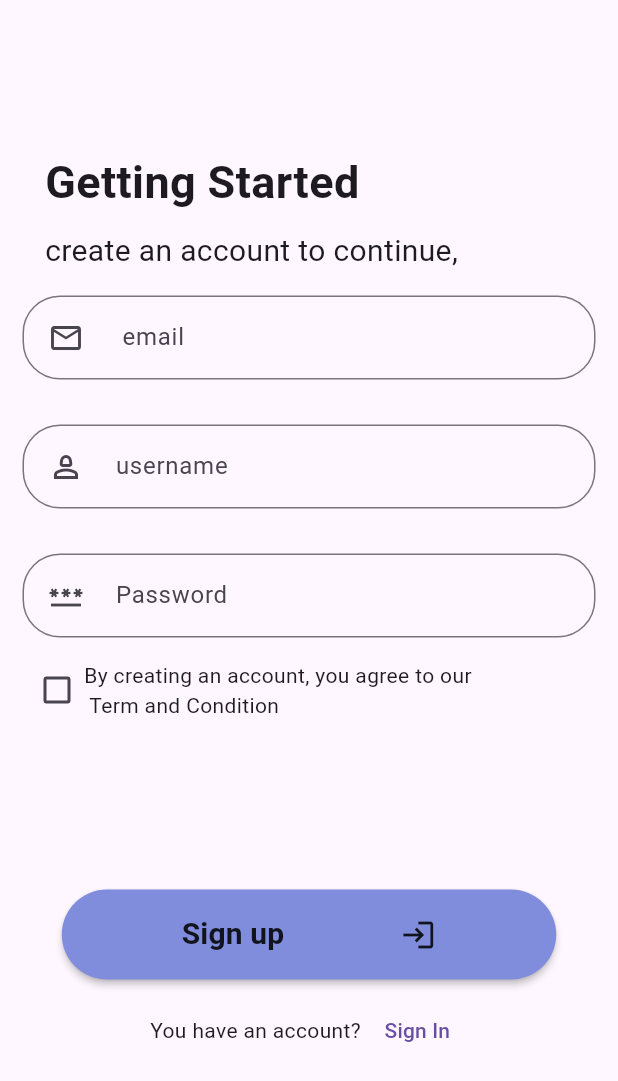
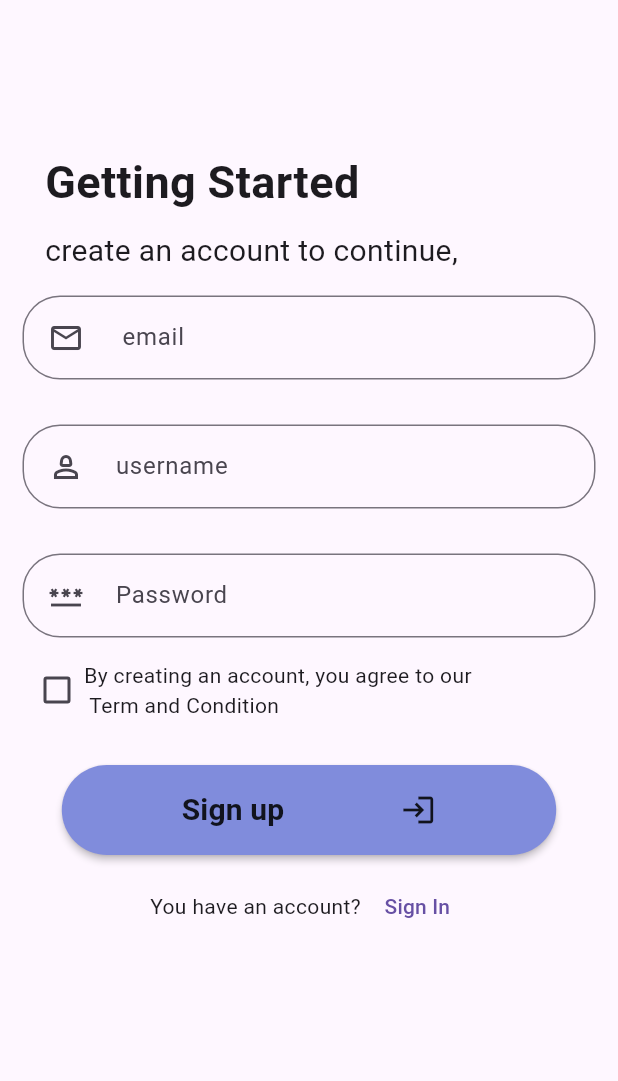
Before and after one commit to ETdan/Clothing-Store-App, a Flutter app: the AdminLogin screen opened directly, after a tap on "User Login", after a tap on "Sign Up", on a phone screen of 412 x 824 dp. Shown: the top 1081 px of the screen. Run offline on Flutter 3.47's test engine with Material 3 defaults, Android fonts, the light colour scheme and no system bars; our stand-ins replace carousel_slider, cloud_firestore, firebase_auth, firebase_core, firebase_storage, google_nav_bar and 5 more; missing offline and left inert: firebase_app_check, flutter_paypal_payment; accounts and stored records are empty.

Commit message:
updated UI optimization

```diff
--- a/app/lib/adminSide/adminLogin.dart
+++ b/app/lib/adminSide/adminLogin.dart
@@ -35,8 +35,8 @@ class _AdminLoginState extends State<AdminLogin> {
     FirebaseFirestore _firestore = FirebaseFirestore.instance;
     return Scaffold(
       body: SafeArea(
-        child: Column(
-          crossAxisAlignment: CrossAxisAlignment.start,
+        child: ListView(
+          shrinkWrap: false,
           children: [
             Padding(
               padding: const EdgeInsets.only(
@@ -106,9 +106,8 @@ class _AdminLoginState extends State<AdminLogin> {
               ),
               maxLines: 1,
             ),
-            Flexible(
-              child: Container(),
-              flex: 1,
+            SizedBox(
+              height: 20,
             ),
             Row(
               mainAxisAlignment: MainAxisAlignment.spaceAround,
--- a/app/lib/screens/bottomBarScreens/Home.dart
+++ b/app/lib/screens/bottomBarScreens/Home.dart
@@ -400,7 +400,8 @@ class _buildAdvertiseState extends State<buildAdvertise> {
                       Positioned(
                         left: 120,
                         child: likeAnimation(
-                          snap: widget.like,
+                          product: widget.like,
+                          snap: FirebaseAuth.instance.currentUser!,
                         ),
                       ),
                     ],
--- a/app/lib/screens/bottomBarScreens/product.dart
+++ b/app/lib/screens/bottomBarScreens/product.dart
@@ -136,7 +136,7 @@ class _productScreenState extends State<productScreen> {
                                           onPressed: () async {
                                             await authMethod().deletingcarts(
                                               snapshot.data!.docs[index]
-                                                  ['userID'],
+                                                  ['userId'],
                                             );
                                             showSnack('Deleted!', context);
                                           },
--- a/app/lib/screens/login.dart
+++ b/app/lib/screens/login.dart
@@ -33,9 +33,7 @@ class _signinState extends State<signin> {
     FirebaseFirestore _firestore = FirebaseFirestore.instance;
     return Scaffold(
       body: SafeArea(
-        child: Container(
-          child: Column(
-            crossAxisAlignment: CrossAxisAlignment.start,
+        child: ListView(
           children: [
             Padding(
               padding: const EdgeInsets.only(
@@ -104,6 +102,9 @@ class _signinState extends State<signin> {
                 Icons.shopping_bag_rounded,
               ),
               maxLines: 1,
+            ),
+            SizedBox(
+              height: 30,
             ),
             Flexible(
               child: Container(),
@@ -225,7 +226,6 @@ class _signinState extends State<signin> {
           ],
         ),
       ),
-      ),
     );
   }
 }
--- a/app/lib/screens/otherScreens/pro.dart
+++ b/app/lib/screens/otherScreens/pro.dart
@@ -95,7 +95,8 @@ class _ProState extends State<Pro> {
                             Positioned(
                               left: 150,
                               child: likeAnimation(
-                                snap: snapshot.data!.docs[index],
+                                product: snapshot.data!.docs[index],
+                                snap: FirebaseAuth.instance.currentUser!,
                               ),
                             ),
                           ],
--- a/app/lib/screens/otherScreens/showdetails.dart
+++ b/app/lib/screens/otherScreens/showdetails.dart
@@ -80,7 +80,8 @@ class _showDetailsState extends State<showDetails> {
                               child: Material(
                                 color: Colors.grey[300],
                                 child: likeAnimation(
-                                  snap: widget.like,
+                                  product: widget.like,
+                                  snap: FirebaseAuth.instance.currentUser!,
                                 ),
                               ),
                             ),
--- a/app/lib/screens/signup.dart
+++ b/app/lib/screens/signup.dart
@@ -32,8 +32,7 @@ class _signupState extends State<signup> {
     FirebaseFirestore _firestore = FirebaseFirestore.instance;
     return Scaffold(
       body: SafeArea(
-        child: Column(
-          crossAxisAlignment: CrossAxisAlignment.start,
+        child: ListView(
           children: [
             Padding(
               padding: const EdgeInsets.only(
@@ -107,6 +106,9 @@ class _signupState extends State<signup> {
                   ),
                 ],
               ),
+            ),
+            SizedBox(
+              height: 30,
             ),
             Flexible(
               child: Container(),
```
Also changed, not shown: app/lib/database/auth.dart (+5 -3 lines), app/lib/screens/bottomBarScreens/search.dart (+14 -12 lines), app/lib/screens/profile/shareapp_section.dart (+19 -10 lines), app/lib/utils/likeanimation.dart (+5 -6 lines). Lines whose indentation alone changed are shown as unchanged.
